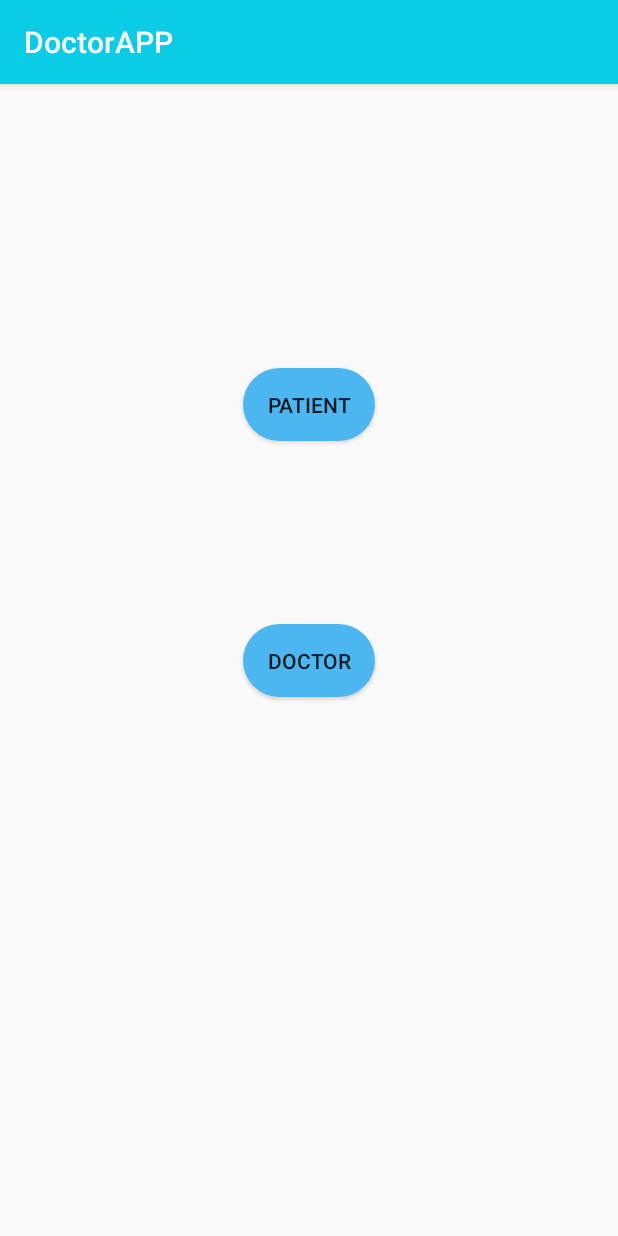
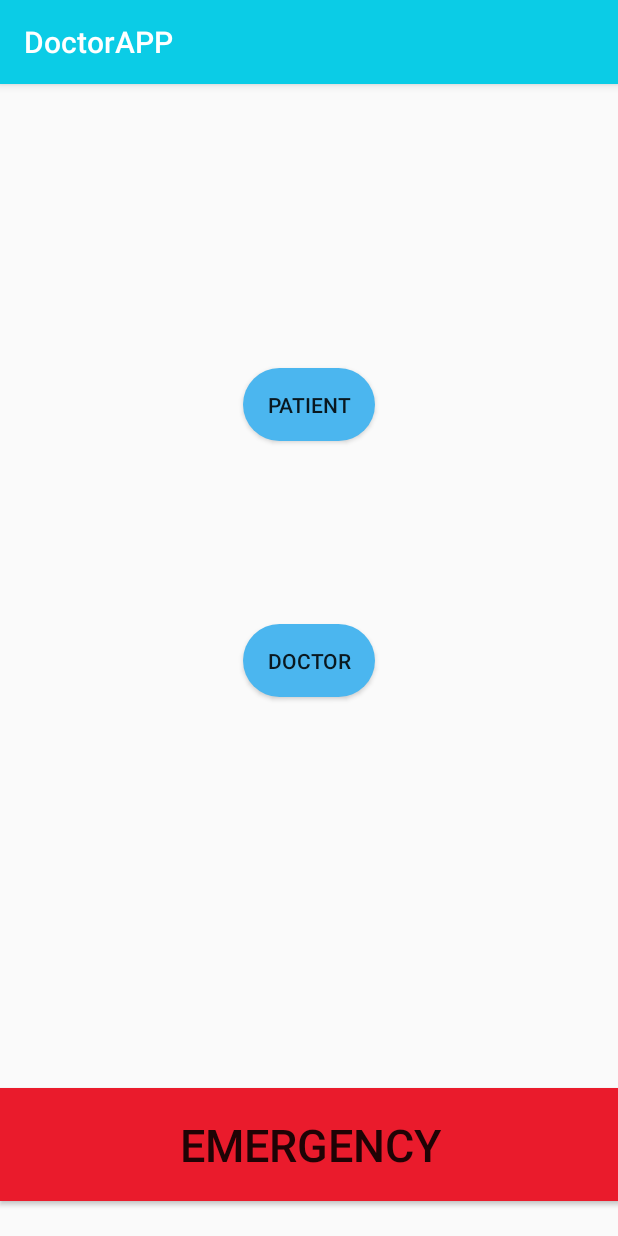
Before and after one commit to NIKZ3/Healthcare, an Android app: the screen it shows after launch (MainActivity), on a phone screen of 412 x 824 dp. Run offline under Robolectric (Android 15) with nearby library versions, the phone set to English and light mode, and no system bars; our stand-ins replace Firebase (no records; nobody signed in at launch, a user with empty details on screens opened directly).

Commit message:
Emergency Ambulance service added

```diff
--- a/app/src/main/java/com/t1/docadapter.java
+++ b/app/src/main/java/com/t1/docadapter.java
@@ -79,11 +79,6 @@ public class docadapter extends RecyclerView.Adapter<docadapter.ViewHolder> {
             endtiming1.setText(end);
 
             Glide.with(mcontext).load(docitem.getImage()).into(imageView1);
-
-
-
-
-
     }
 
     @Override
--- a/app/src/main/res/layout/activity_main.xml
+++ b/app/src/main/res/layout/activity_main.xml
@@ -35,4 +35,19 @@
         app:layout_constraintEnd_toEndOf="parent"
         app:layout_constraintStart_toStartOf="parent"
         app:layout_constraintTop_toBottomOf="@+id/patient" />
+
+    <Button
+        android:id="@+id/button3"
+        android:layout_width="413dp"
+        android:layout_height="75dp"
+        android:layout_marginTop="651dp"
+        android:layout_marginBottom="5dp"
+        android:background="@color/colorAccent"
+        android:onClick="CallAmbulance"
+        android:text="EMERGENCY"
+        android:textSize="30sp"
+        app:layout_constraintBottom_toBottomOf="parent"
+        app:layout_constraintEnd_toEndOf="parent"
+        app:layout_constraintStart_toStartOf="parent"
+        app:layout_constraintTop_toTopOf="parent" />
 </androidx.constraintlayout.widget.ConstraintLayout>
--- a/app/src/main/res/values/colors.xml
+++ b/app/src/main/res/values/colors.xml
@@ -2,7 +2,7 @@
 <resources>
     <color name="colorPrimary">#0bcce6</color>
     <color name="colorPrimaryDark">#0bcce6</color>
-    <color name="colorAccent">#D81B60</color>
+    <color name="colorAccent">#EA1B2C</color>
     <color name="startBlue">#09c6df</color>
     <color name="endBlue">#0bcce6</color>
 </resources>
```
Also changed, not shown: app/src/main/AndroidManifest.xml (+16 -14 lines), app/src/main/java/com/t1/MainActivity.java (+6 -3 lines), app/src/main/res/layout/appcard.xml (indentation only).
